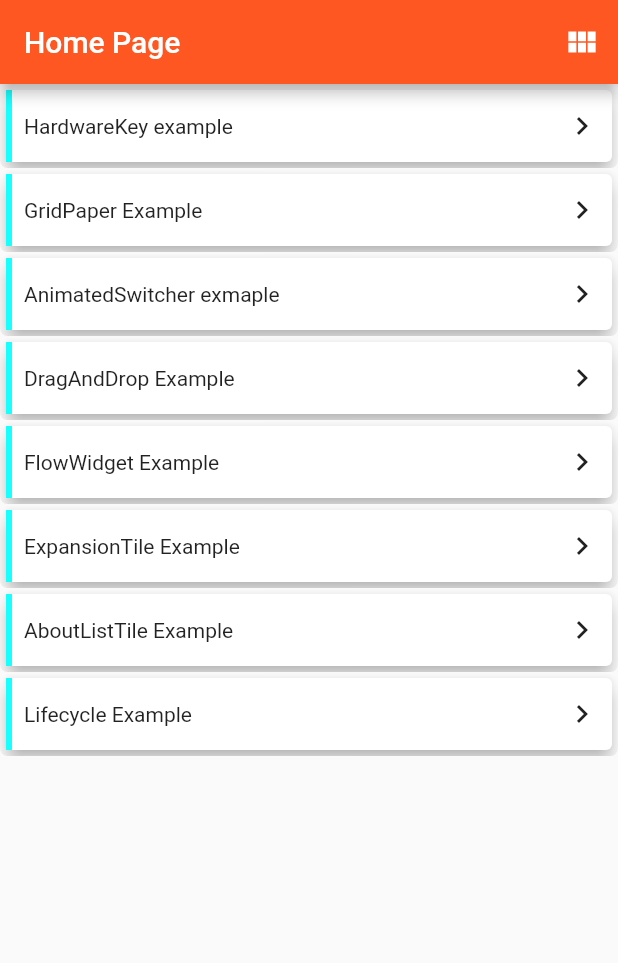
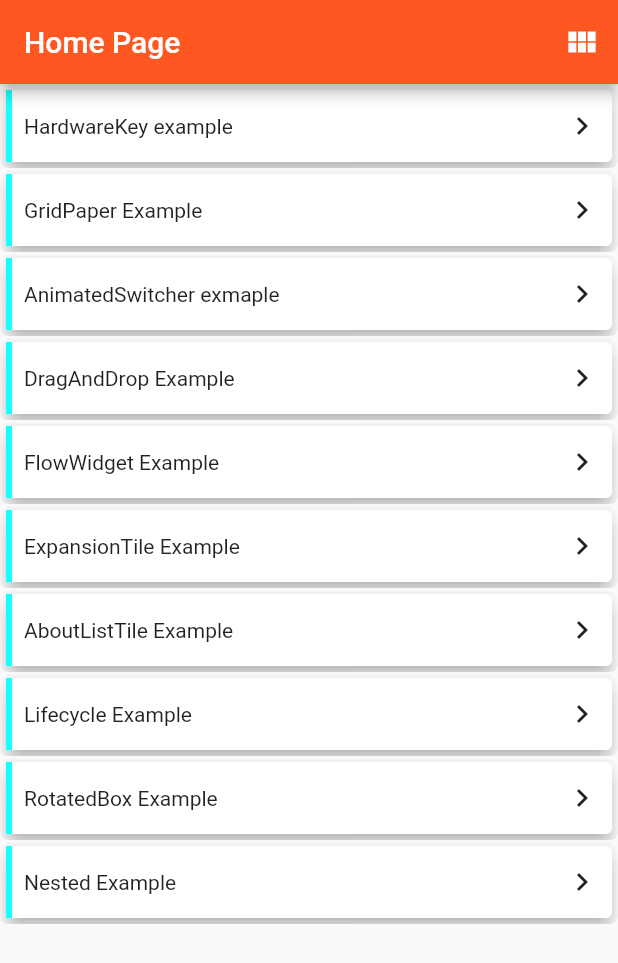
Before and after one commit to VlatkovicB/flutter_playground, a Flutter app: the screen it shows after launch, on a phone screen of 412 x 824 dp. Shown: the top 963 px of the screen. Run offline on Flutter 3.47's test engine with Material 2 defaults, Android fonts, the phone set to English and light mode, and no system bars; Roboto replaces fonts that are missing (Roboto-Regular.ttf).

Commit message:
rotated box and nested

```diff
--- a/lib/imports.dart
+++ b/lib/imports.dart
@@ -21,6 +21,8 @@ export './screens/flow_widget_example.dart';
 export './screens/expansion_tile_example.dart';
 export './screens/about_list_tile_example.dart';
 export './screens/lifecycle_example.dart';
+export './screens/rotated_box_example.dart';
+export './screens/nested_example.dart';
 
 // WIDGETS
 export './widgets/menu_button.dart';
--- a/lib/main.dart
+++ b/lib/main.dart
@@ -35,6 +35,8 @@ class MyApp extends StatelessWidget {
         ExpansionTileExample.routeName: (ctx) => ExpansionTileExample(),
         AboutListTileExample.routeName: (ctx) => AboutListTileExample(),
         LifecycleExample.routeName: (ctx) => LifecycleExample(),
+        RotatedBoxExample.routeName: (ctx) => RotatedBoxExample(),
+        NestedExample.routeName: (ctx) => NestedExample(),
       },
     );
   }
--- a/lib/screens/home_page.dart
+++ b/lib/screens/home_page.dart
@@ -78,6 +78,9 @@ class _HomePageState extends State<HomePage> with TickerProviderStateMixin {
         title: 'AboutListTile Example'),
     MenuButton(
         routeName: LifecycleExample.routeName, title: 'Lifecycle Example'),
+    MenuButton(
+        routeName: RotatedBoxExample.routeName, title: 'RotatedBox Example'),
+    MenuButton(routeName: NestedExample.routeName, title: 'Nested Example'),
   ];
 
   void _toggleView() {
```
Also changed, not shown: lib/screens/nested_example.dart (added, +35 -0 lines), lib/screens/rotated_box_example.dart (added, +38 -0 lines).
